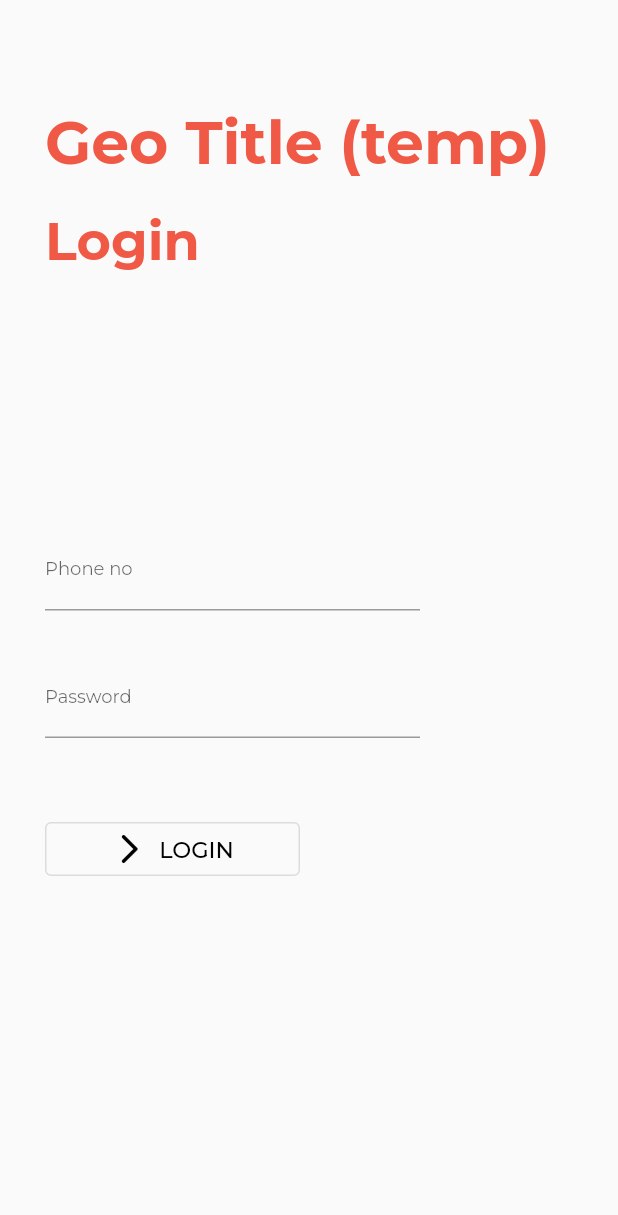
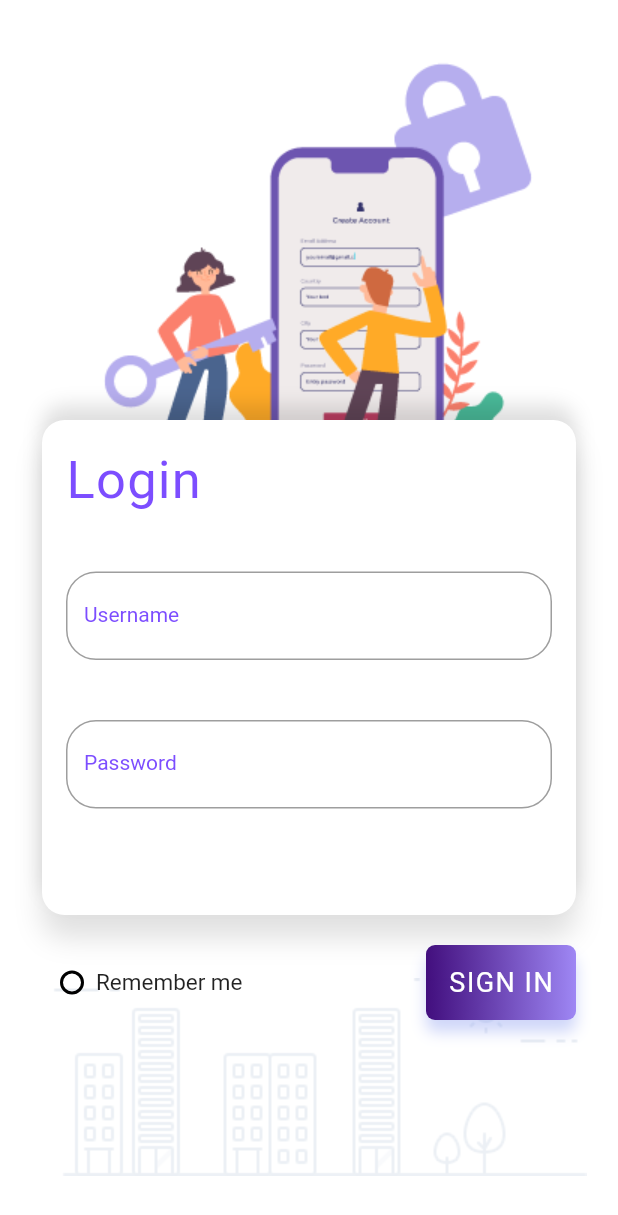
Before and after one commit to TheCraftOfCode/GeoSpatial, a Flutter app: the screen it shows after launch, on a phone screen of 412 x 824 dp. Shown: the top 1215 px of the screen. Run offline on Flutter 3.47's test engine with Material 2 defaults, Android fonts, the phone set to English and light mode, and no system bars; our stand-ins replace flutter_svg, google_fonts.

Commit message:
Added a bunch of widgets, completed login screens

```diff
--- /dev/null
+++ b/lib/Screens/Background.dart
@@ -0,0 +1,41 @@
+import 'package:flutter/material.dart';
+
+class Background extends StatelessWidget {
+  final Widget child;
+
+  const Background({
+    Key? key,
+    required this.child,
+  }) : super(key: key);
+
+  @override
+  Widget build(BuildContext context) {
+    Size size = MediaQuery.of(context).size;
+    return Container(
+      width: double.infinity,
+      height: size.height,
+      child: Stack(
+        alignment: Alignment.center,
+        children: <Widget>[
+          Positioned(
+            top: 0,
+            left: 0,
+            child: Image.asset(
+              "assets/images/main_top.png",
+              width: size.width * 0.35,
+            ),
+          ),
+          Positioned(
+            bottom: 0,
+            right: 0,
+            child: Image.asset(
+              "assets/images/login_bottom.png",
+              width: size.width * 0.4,
+            ),
+          ),
+          child,
+        ],
+      ),
+    );
+  }
+}
--- a/lib/Screens/Home.dart
+++ b/lib/Screens/Home.dart
@@ -1,6 +1,5 @@
 import 'package:flutter/material.dart';
 import 'package:flutter_svg/flutter_svg.dart';
-import 'package:geo_spatial/Constants/Globals.dart' as Globals;
 import 'package:geo_spatial/Screens/IndividualDataCollection.dart';
 import 'package:google_fonts/google_fonts.dart';
 
@@ -38,7 +37,7 @@ class _FavoriteWidgetState extends State<Home> {
             mainAxisAlignment: MainAxisAlignment.center,
             children: [
               CardWidget('Individual data', 'Individual data entry for everyone in home', 'assets/svg/female.svg', IndividualDataCollection(),
-                  Color(0xFFF700FF), Color(0xFF2B2BFF)),
+                  Color(0xFFF700FF), Color(0xff3D2C8D)),
               CardWidget('Community Details', 'Data entry for communities', 'assets/svg/house.svg', IndividualDataCollection(),
                   Color(0xFF2E2FFF), Color(0xFF4FD586)),
               CardWidget('View saved data', 'View all data saved in local storage', 'assets/svg/storage_image.svg', IndividualDataCollection(),
@@ -122,7 +121,7 @@ class CardWidget extends StatelessWidget {
                   ),
                   Expanded(
                     child: Padding(
-                      padding: EdgeInsets.all(8),
+                      padding: EdgeInsets.only(top: 8.0,bottom: 8.0,right: 8.0),
                       child: SvgPicture.asset('assets/svg/right-icon-arrow.svg',
                           color: Colors.white),
                     ),
--- a/lib/Screens/Login.dart
+++ b/lib/Screens/Login.dart
@@ -1,90 +1,141 @@
 import 'package:flutter/material.dart';
-import 'package:geo_spatial/Constants/Globals.dart' as Globals;
+import 'package:geo_spatial/Widgets/FormCard.dart';
 import 'package:geo_spatial/Screens/Home.dart';
-import 'package:google_fonts/google_fonts.dart';
 
-class Login extends StatelessWidget {
-  const Login({Key? key}) : super(key: key);
+class Login extends StatefulWidget {
+  @override
+  _MyAppState createState() => new _MyAppState();
+}
+
+class _MyAppState extends State<Login> {
+  bool _isSelected = false;
+
+  void _radio() {
+    setState(() {
+      _isSelected = !_isSelected;
+    });
+  }
+
+  Widget radioButton(bool isSelected) => Container(
+        width: 16.0,
+        height: 16.0,
+        padding: EdgeInsets.all(2.0),
+        decoration: BoxDecoration(
+            shape: BoxShape.circle,
+            border: Border.all(width: 2.0, color: Colors.black)),
+        child: isSelected
+            ? Container(
+                width: double.infinity,
+                height: double.infinity,
+                decoration:
+                    BoxDecoration(shape: BoxShape.circle, color: Colors.black),
+              )
+            : Container(),
+      );
+
+  Widget horizontalLine() => Padding(
+        padding: EdgeInsets.symmetric(horizontal: 16.0),
+        child: Container(
+          width: 120,
+          height: 1.0,
+          color: Colors.black26.withOpacity(.2),
+        ),
+      );
 
   @override
   Widget build(BuildContext context) {
-      return Scaffold(
-        body: Stack(children: [
+    return new Scaffold(
+      backgroundColor: Colors.white,
+      body: Stack(
+        fit: StackFit.expand,
+        children: <Widget>[
+          Column(
+            crossAxisAlignment: CrossAxisAlignment.end,
+            children: <Widget>[
+              Padding(
+                padding: EdgeInsets.only(top: 0.0),
+                child: Image.asset("assets/image_01.png"),
+              ),
+              Expanded(
+                child: Container(),
+              ),
+              Expanded(child: Image.asset("assets/image_02.png"))
+            ],
+          ),
           SingleChildScrollView(
+            child: Padding(
+              padding: EdgeInsets.only(left: 28.0, right: 28.0, top: 60.0),
               child: Column(
-              mainAxisAlignment: MainAxisAlignment.start,
-              crossAxisAlignment: CrossAxisAlignment.start,
-              children: [
-                Padding(
-                    padding: EdgeInsets.only(left: 30, top: 70),
-                    child: Text(
-                      'Geo Title (temp)',
-                      style: GoogleFonts.montserrat(
-                          fontSize: 40,
-                          color: Color(0xffF05945),
-                          fontWeight: FontWeight.bold),
-                    )),
-                Padding(
-                  padding: EdgeInsets.only(left: 30, top: 20),
-                  child: Text(
-                    'Login',
-                    style: GoogleFonts.montserrat(
-                        fontSize: 35,
-                        color: Color(0xffF05945),
-                        fontWeight: FontWeight.bold),
+                children: <Widget>[
+                  SizedBox(
+                    height: 220,
                   ),
+                  FormCard(),
+                  SizedBox(height: 20),
+                  Row(
+                    mainAxisAlignment: MainAxisAlignment.spaceBetween,
+                    children: <Widget>[
+                      Row(
+                        children: <Widget>[
+                          SizedBox(
+                            width: 12.0,
+                          ),
+                          GestureDetector(
+                            onTap: _radio,
+                            child: radioButton(_isSelected),
                           ),
                           SizedBox(
-                  height: 150,
+                            width: 8.0,
                           ),
-                // TODO: Add an image for login
-                Padding(
-                  padding: const EdgeInsets.only(left: 30.0, top: 20.0),
+                          Text("Remember me",
+                              style: TextStyle(
+                                  fontSize: 15,))
+                        ],
+                      ),
+                      InkWell(
                         child: Container(
-                    width: 250,
-                    alignment: Alignment.center,
-                    child: TextField(
-                      style: GoogleFonts.montserrat(fontSize: 15),
-                      decoration: InputDecoration(
-                          labelText: 'Phone no',
-                          labelStyle: GoogleFonts.montserrat(fontSize: 12)),
-                      keyboardType: TextInputType.phone,
+                          width: 100,
+                          height: 50,
+                          decoration: BoxDecoration(
+                              gradient: LinearGradient(colors: [
+                                Color.fromARGB(500, 59, 5, 120),
+                                Color.fromARGB(250, 157, 133, 244),
+                              ]),
+                              borderRadius: BorderRadius.circular(6.0),
+                              boxShadow: [
+                                BoxShadow(
+                                    color: Color(0xFF6078ea).withOpacity(.3),
+                                    offset: Offset(0.0, 8.0),
+                                    blurRadius: 8.0)
+                              ]),
+                          child: Material(
+                            color: Colors.transparent,
+                            child: InkWell(
+                              onTap: () {
+                                Navigator.push(
+                                  context,
+                                  MaterialPageRoute(builder: (context) => Home()),
+                                );
+                              },
+                              child: Center(
+                                child: Text("SIGN IN",
+                                    style: TextStyle(
+                                        color: Colors.white,
+                                        fontSize: 18,
+                                        letterSpacing: 1.0)),
                               ),
                             ),
                           ),
-                Padding(
-                  padding: const EdgeInsets.only(left: 30.0, top: 30.0),
-                  child: Container(
-                    width: 250,
-                    child: TextField(
-                      style: GoogleFonts.montserrat(fontSize: 15),
-                      obscureText: true,
-                      decoration: InputDecoration(
-                          labelText: 'Password',
-                          labelStyle: GoogleFonts.montserrat(fontSize: 12),),
-                      keyboardType: TextInputType.visiblePassword,
+                        ),
+                      )
+                    ],
+                  ),
+                ],
               ),
             ),
           ),
-                Container(
-                    width: 200,
-                    padding: EdgeInsets.only(left: 30, top: 50),
-                    child: OutlinedButton.icon(
-                      onPressed: () { Navigator.of(context).push(MaterialPageRoute(builder: (context) => Home()));},
-                      icon: Icon(
-                        Icons.arrow_forward_ios_rounded,
-                        color: Colors.black,
-                      ),
-                      label: Text(
-                        "LOGIN",
-                        style: GoogleFonts.montserrat(
-                            fontSize: 15, color: Colors.black),
-                      ),
-                    )),
         ],
       ),
-          )
-        ]),
     );
   }
 }
--- /dev/null
+++ b/lib/Widgets/FormCard.dart
@@ -0,0 +1,67 @@
+import 'package:flutter/material.dart';
+
+class FormCard extends StatelessWidget {
+  @override
+  Widget build(BuildContext context) {
+    return new Container(
+      width: double.infinity,
+      padding: EdgeInsets.only(bottom: 1),
+      decoration: BoxDecoration(
+          color: Colors.white,
+          borderRadius: BorderRadius.circular(15.0),
+          boxShadow: [
+            BoxShadow(
+                color: Colors.black12,
+                offset: Offset(0.0, 15.0),
+                blurRadius: 15.0),
+            BoxShadow(
+                color: Colors.black12,
+                offset: Offset(0.0, -10.0),
+                blurRadius: 10.0),
+          ]),
+      child: Padding(
+        padding: EdgeInsets.only(left: 16.0, right: 16.0, top: 20.0),
+        child: Column(
+          crossAxisAlignment: CrossAxisAlignment.start,
+          children: <Widget>[
+            Text("Login",
+                style: TextStyle(
+                    fontSize: 35,
+                    letterSpacing: 0.8,
+                    color: Colors.deepPurpleAccent)),
+            SizedBox(
+              height: 40,
+            ),
+            TextField(
+              decoration: InputDecoration(
+                  labelText: "Username",
+                  labelStyle:
+                      TextStyle(color: Colors.deepPurpleAccent, fontSize: 14.0),
+                  focusedBorder: OutlineInputBorder(
+                      borderRadius: BorderRadius.circular(20.0)),
+                  border: OutlineInputBorder(
+                      borderRadius: BorderRadius.circular(20.0))),
+            ),
+            SizedBox(
+              height: 40,
+            ),
+            TextField(
+              obscureText: true,
+              decoration: InputDecoration(
+                  labelText: "Password",
+                  labelStyle:
+                      TextStyle(color: Colors.deepPurpleAccent, fontSize: 14.0),
+                  focusedBorder: OutlineInputBorder(
+                      borderRadius: BorderRadius.circular(20.0)),
+                  border: OutlineInputBorder(
+                      borderRadius: BorderRadius.circular(20.0))),
+            ),
+            SizedBox(
+              height: 70,
+            ),
+          ],
+        ),
+      ),
+    );
+  }
+}
```
Also changed, not shown: assets/image_01.png (added), assets/image_02.png (added), assets/logo.png (added), pubspec.lock. Lines whose indentation alone changed are shown as unchanged.
